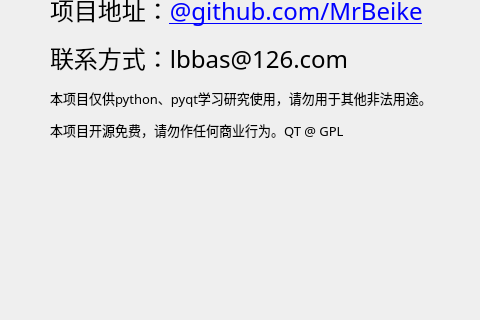
First picture: the form in ui/MainWindow.ui, repository MrBeike/WebCourse-QTGUI, before the edit; both pictures show x 200 to 680 and y 280 to 600 of the 800 by 600 pixel window.
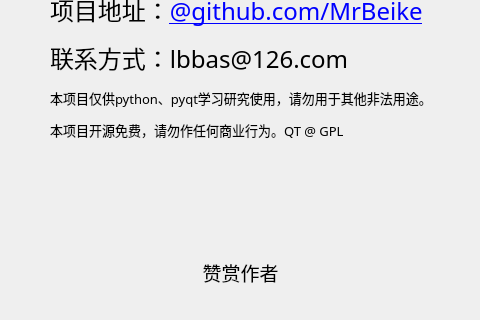
Second picture: the form after the edit. The open tabs and pages were chosen to show the change. Icons and pictures are not drawn.

What changed in the file:
```diff
--- a/ui/MainWindow.ui
+++ b/ui/MainWindow.ui
@@ -615,9 +615,9 @@
       <property name="geometry">
        <rect>
         <x>110</x>
-        <y>20</y>
+        <y>0</y>
         <width>431</width>
-        <height>401</height>
+        <height>421</height>
        </rect>
       </property>
       <property name="styleSheet">
@@ -663,6 +663,36 @@
        <string>xeroxyor</string>
       </property>
      </widget>
+     <widget class="QLabel" name="label">
+      <property name="geometry">
+       <rect>
+        <x>280</x>
+        <y>542</y>
+        <width>81</width>
+        <height>21</height>
+       </rect>
+      </property>
+      <property name="font">
+       <font>
+        <pointsize>14</pointsize>
+       </font>
+      </property>
+      <property name="text">
+       <string>赞赏作者</string>
+      </property>
+      <property name="scaledContents">
+       <bool>false</bool>
+      </property>
+      <property name="alignment">
+       <set>Qt::AlignCenter</set>
+      </property>
+      <property name="textInteractionFlags">
+       <set>Qt::NoTextInteraction</set>
+      </property>
+      <property name="buddy">
+       <cstring>thumb_button</cstring>
+      </property>
+     </widget>
      <zorder>thumb_button</zorder>
      <zorder>donate_label</zorder>
      <zorder>about_label</zorder>
```
Left out of the diff: 3 changed lines with no effect on the pictures.
